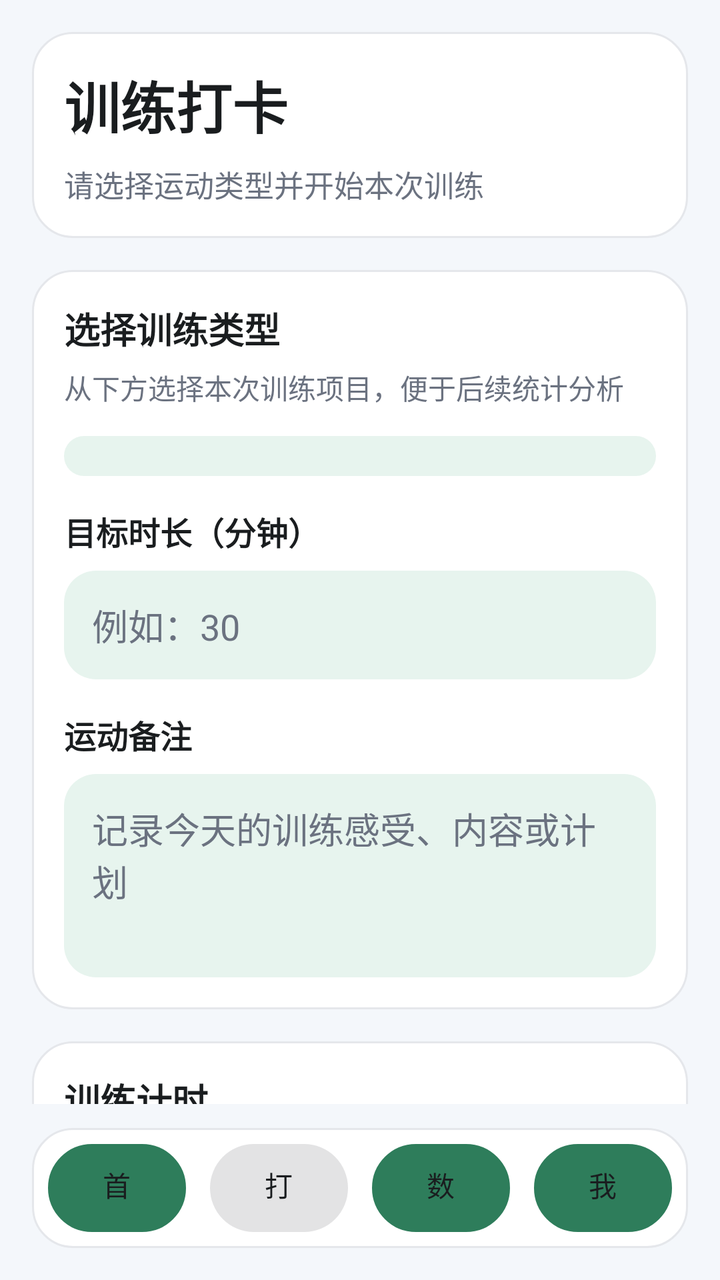
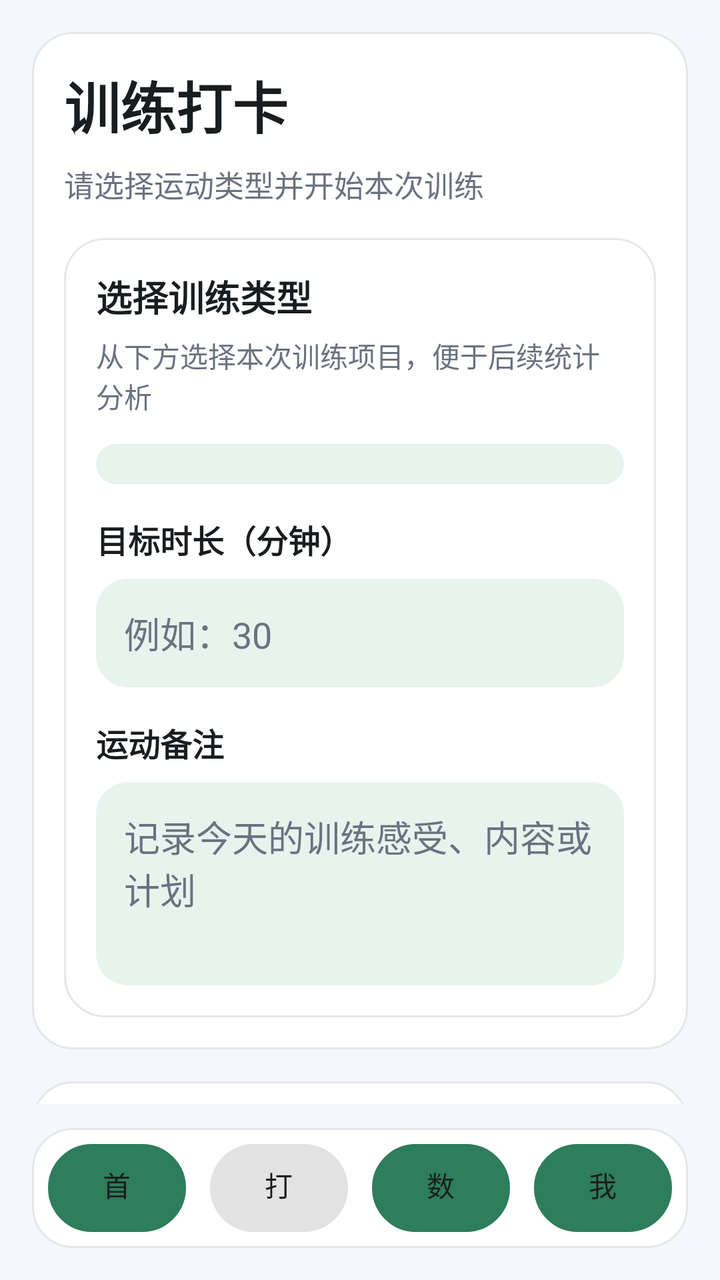

Screens rendered from an Android XML layout before and after an edit, with the pre-edit source and the edit as a unified diff.
<!-- AndroidManifest.xml: application theme Theme.FitnessCheckInApp -->
<!-- res/layout/activity_check_in.xml -->
<?xml version="1.0" encoding="utf-8"?>
<LinearLayout xmlns:android="http://schemas.android.com/apk/res/android"
    android:layout_width="match_parent"
    android:layout_height="match_parent"
    android:background="@color/app_background"
    android:orientation="vertical"
    android:padding="16dp">

    <ScrollView
        android:layout_width="match_parent"
        android:layout_height="0dp"
        android:layout_weight="1"
        android:fillViewport="true"
        android:scrollbars="none">

        <LinearLayout
            android:layout_width="match_parent"
            android:layout_height="wrap_content"
            android:orientation="vertical">

            <LinearLayout
                android:layout_width="match_parent"
                android:layout_height="wrap_content"
                android:background="@drawable/bg_card"
                android:orientation="vertical">

                <TextView
                    android:layout_width="wrap_content"
                    android:layout_height="wrap_content"
                    android:text="@string/check_in_title"
                    android:textColor="@color/text_primary"
                    android:textSize="28sp"
                    android:textStyle="bold" />

                <TextView
                    android:layout_width="wrap_content"
                    android:layout_height="wrap_content"
                    android:layout_marginTop="8dp"
                    android:text="@string/check_in_desc"
                    android:textColor="@color/text_secondary"
                    android:textSize="15sp" />
            </LinearLayout>

            <LinearLayout
                android:layout_width="match_parent"
                android:layout_height="wrap_content"
                android:layout_marginTop="16dp"
                android:background="@drawable/bg_card"
                android:orientation="vertical">

                <TextView
                    android:layout_width="wrap_content"
                    android:layout_height="wrap_content"
                    android:text="@string/check_in_section_type_title"
                    android:textColor="@color/text_primary"
                    android:textSize="18sp"
                    android:textStyle="bold" />

                <TextView
                    android:layout_width="wrap_content"
                    android:layout_height="wrap_content"
                    android:layout_marginTop="6dp"
                    android:text="@string/check_in_section_type_hint"
                    android:textColor="@color/text_secondary"
                    android:textSize="14sp" />

                <Spinner
                    android:id="@+id/spinnerSportType"
                    android:layout_width="match_parent"
                    android:layout_height="wrap_content"
                    android:layout_marginTop="14dp"
                    android:background="@drawable/bg_highlight"
                    android:padding="10dp" />

                <TextView
                    android:layout_width="wrap_content"
                    android:layout_height="wrap_content"
                    android:layout_marginTop="16dp"
                    android:text="@string/check_in_target_title"
                    android:textColor="@color/text_primary"
                    android:textSize="16sp"
                    android:textStyle="bold" />

                <EditText
                    android:id="@+id/etTargetMinutes"
                    android:layout_width="match_parent"
                    android:layout_height="wrap_content"
                    android:layout_marginTop="8dp"
                    android:background="@drawable/bg_highlight"
                    android:hint="@string/check_in_target_hint"
                    android:inputType="number"
                    android:padding="14dp"
                    android:textColor="@color/text_primary"
                    android:textColorHint="@color/text_secondary" />

                <TextView
                    android:layout_width="wrap_content"
                    android:layout_height="wrap_content"
                    android:layout_marginTop="16dp"
                    android:text="@string/check_in_remark_title"
                    android:textColor="@color/text_primary"
                    android:textSize="16sp"
                    android:textStyle="bold" />

                <EditText
                    android:id="@+id/etRemark"
                    android:layout_width="match_parent"
                    android:layout_height="wrap_content"
                    android:layout_marginTop="8dp"
                    android:background="@drawable/bg_highlight"
                    android:gravity="top|start"
                    android:hint="@string/check_in_remark_hint"
                    android:inputType="textMultiLine"
                    android:minLines="3"
                    android:padding="14dp"
                    android:textColor="@color/text_primary"
                    android:textColorHint="@color/text_secondary" />
            </LinearLayout>

            <LinearLayout
                android:layout_width="match_parent"
                android:layout_height="wrap_content"
                android:layout_marginTop="16dp"
                android:background="@drawable/bg_card"
                android:orientation="vertical">

                <TextView
                    android:layout_width="wrap_content"
                    android:layout_height="wrap_content"
                    android:text="@string/check_in_section_timer_title"
                    android:textColor="@color/text_primary"
                    android:textSize="18sp"
                    android:textStyle="bold" />

                <TextView
                    android:layout_width="wrap_content"
                    android:layout_height="wrap_content"
                    android:layout_marginTop="6dp"
                    android:text="@string/check_in_section_timer_hint"
                    android:textColor="@color/text_secondary"
                    android:textSize="14sp" />

                <TextView
                    android:id="@+id/tvTimer"
                    android:layout_width="match_parent"
                    android:layout_height="wrap_content"
                    android:layout_marginTop="16dp"
                    android:background="@drawable/bg_highlight"
                    android:gravity="center"
                    android:padding="22dp"
                    android:text="00:00:00"
                    android:textColor="@color/primary_dark"
                    android:textSize="36sp"
                    android:textStyle="bold" />

                <LinearLayout
                    android:layout_width="match_parent"
                    android:layout_height="wrap_content"
                    android:layout_marginTop="16dp"
                    android:orientation="horizontal">

                    <Button
                        android:id="@+id/btnStartEnd"
                        android:layout_width="0dp"
                        android:layout_height="48dp"
                        android:layout_weight="1"
                        android:background="@drawable/bg_button_primary"
                        android:text="@string/action_start"
                        android:textColor="@color/white"
                        android:textSize="15sp" />

                    <Button
                        android:id="@+id/btnPause"
                        android:layout_width="0dp"
                        android:layout_height="48dp"
                        android:layout_marginStart="8dp"
                        android:layout_weight="1"
                        android:background="@drawable/bg_button_secondary"
                        android:text="@string/action_pause"
                        android:textColor="@color/text_primary"
                        android:textSize="15sp" />

                    <Button
                        android:id="@+id/btnReset"
                        android:layout_width="0dp"
                        android:layout_height="48dp"
                        android:layout_marginStart="8dp"
                        android:layout_weight="1"
                        android:background="@drawable/bg_button_secondary"
                        android:text="@string/action_reset"
                        android:textColor="@color/text_primary"
                        android:textSize="15sp" />
                </LinearLayout>
            </LinearLayout>
        </LinearLayout>
    </ScrollView>

    <LinearLayout
        android:layout_width="match_parent"
        android:layout_height="wrap_content"
        android:layout_marginTop="12dp"
        android:background="@drawable/bg_card"
        android:gravity="center"
        android:orientation="horizontal"
        android:padding="8dp">

        <Button
            android:id="@+id/btnHome"
            android:layout_width="0dp"
            android:layout_height="44dp"
            android:layout_marginEnd="6dp"
            android:layout_weight="1"
            android:background="@drawable/bg_nav_button"
            android:text="@string/nav_home"
            android:textColor="@color/text_primary"
            android:textSize="14sp" />

        <Button
            android:id="@+id/btnCheckIn"
            android:layout_width="0dp"
            android:layout_height="44dp"
            android:layout_marginHorizontal="6dp"
            android:layout_weight="1"
            android:background="@drawable/bg_nav_button"
            android:enabled="false"
            android:text="@string/nav_check_in"
            android:textColor="@color/text_primary"
            android:textSize="14sp" />

        <Button
            android:id="@+id/btnData"
            android:layout_width="0dp"
            android:layout_height="44dp"
            android:layout_marginHorizontal="6dp"
            android:layout_weight="1"
            android:background="@drawable/bg_nav_button"
            android:text="@string/nav_data"
            android:textColor="@color/text_primary"
            android:textSize="14sp" />

        <Button
            android:id="@+id/btnMine"
            android:layout_width="0dp"
            android:layout_height="44dp"
            android:layout_marginStart="6dp"
            android:layout_weight="1"
            android:background="@drawable/bg_nav_button"
            android:text="@string/nav_mine"
            android:textColor="@color/text_primary"
            android:textSize="14sp" />
    </LinearLayout>

</LinearLayout>
<!-- resources referenced by this layout -->
<resources>
  <color name="app_background">#FFF4F7FB</color>
  <color name="primary_dark">#FF1F5C42</color>
  <color name="text_primary">#FF1A1D1F</color>
  <color name="text_secondary">#FF6B7280</color>
  <color name="white">#FFFFFFFF</color>
  <!-- drawable bg_button_primary (drawable) -->
  <?xml version="1.0" encoding="utf-8"?>
  <selector xmlns:android="http://schemas.android.com/apk/res/android">
      <item android:state_enabled="false">
          <shape>
              <solid android:color="@color/secondary_dark" />
              <corners android:radius="18dp" />
          </shape>
      </item>
      <item>
          <shape>
              <solid android:color="@color/primary" />
              <corners android:radius="18dp" />
          </shape>
      </item>
  </selector>
  <!-- drawable bg_card (drawable) -->
  <?xml version="1.0" encoding="utf-8"?>
  <shape xmlns:android="http://schemas.android.com/apk/res/android">
      <solid android:color="@color/card_background" />
      <corners android:radius="20dp" />
      <stroke
          android:width="1dp"
          android:color="@color/divider" />
      <padding
          android:left="16dp"
          android:top="16dp"
          android:right="16dp"
          android:bottom="16dp" />
  </shape>
  <!-- drawable bg_highlight (drawable) -->
  <?xml version="1.0" encoding="utf-8"?>
  <shape xmlns:android="http://schemas.android.com/apk/res/android">
      <solid android:color="@color/secondary" />
      <corners android:radius="16dp" />
  </shape>
  <!-- drawable bg_nav_button (drawable) -->
  <?xml version="1.0" encoding="utf-8"?>
  <selector xmlns:android="http://schemas.android.com/apk/res/android">
      <item android:state_enabled="false">
          <shape>
              <solid android:color="@color/secondary_dark" />
              <corners android:radius="22dp" />
          </shape>
      </item>
      <item>
          <shape>
              <solid android:color="@color/white" />
              <corners android:radius="22dp" />
              <stroke
                  android:width="1dp"
                  android:color="@color/divider" />
          </shape>
      </item>
  </selector>
  <string name="action_pause">暂停</string>
  <string name="action_reset">重置</string>
  <string name="action_start">开始</string>
  <string name="check_in_desc">请选择运动类型并开始本次训练</string>
  <string name="check_in_remark_hint">记录今天的训练感受、内容或计划</string>
  <string name="check_in_remark_title">运动备注</string>
  <string name="check_in_section_timer_hint">开始后系统将自动计时，结束后可保存训练记录</string>
  <string name="check_in_section_timer_title">训练计时</string>
  <string name="check_in_section_type_hint">从下方选择本次训练项目，便于后续统计分析</string>
  <string name="check_in_section_type_title">选择训练类型</string>
  <string name="check_in_target_hint">例如：30</string>
  <string name="check_in_target_title">目标时长（分钟）</string>
  <string name="check_in_title">训练打卡</string>
  <string name="nav_check_in">打卡</string>
  <string name="nav_data">数据</string>
  <string name="nav_home">首页</string>
  <string name="nav_mine">我的</string>
  <style name="Theme.FitnessCheckInApp" parent="Base.Theme.FitnessCheckInApp" />
  <color name="secondary_dark">#FFCDE7D9</color>
  <color name="primary">#FF2E7D5B</color>
  <color name="divider">#FFE5E7EB</color>
  <color name="card_background">#FFFFFFFF</color>
  <color name="secondary">#FFE7F4EE</color>
  <style name="Base.Theme.FitnessCheckInApp" parent="Theme.Material3.DayNight.NoActionBar">
          <item name="android:windowBackground">@color/app_background</item>
          <item name="colorPrimary">@color/primary</item>
          <item name="colorPrimaryContainer">@color/secondary</item>
          <item name="android:statusBarColor">@color/primary_dark</item>
          <item name="android:navigationBarColor">@color/white</item>
          <item name="android:textColorPrimary">@color/text_primary</item>
          <item name="android:textColorSecondary">@color/text_secondary</item>
      </style>
  <!-- unchanged entries left out for length: 1 -->
</resources>

<!-- the commit's change to res/layout/activity_check_in.xml (unified diff, before → after) -->
@@ -39,82 +39,82 @@
                     android:text="@string/check_in_desc"
                     android:textColor="@color/text_secondary"
                     android:textSize="15sp" />
-            </LinearLayout>
-
-            <LinearLayout
-                android:layout_width="match_parent"
-                android:layout_height="wrap_content"
-                android:layout_marginTop="16dp"
-                android:background="@drawable/bg_card"
-                android:orientation="vertical">
-
-                <TextView
-                    android:layout_width="wrap_content"
-                    android:layout_height="wrap_content"
-                    android:text="@string/check_in_section_type_title"
-                    android:textColor="@color/text_primary"
-                    android:textSize="18sp"
-                    android:textStyle="bold" />
-
-                <TextView
-                    android:layout_width="wrap_content"
-                    android:layout_height="wrap_content"
-                    android:layout_marginTop="6dp"
-                    android:text="@string/check_in_section_type_hint"
-                    android:textColor="@color/text_secondary"
-                    android:textSize="14sp" />
-
-                <Spinner
-                    android:id="@+id/spinnerSportType"
+
+                <LinearLayout
                     android:layout_width="match_parent"
                     android:layout_height="wrap_content"
-                    android:layout_marginTop="14dp"
-                    android:background="@drawable/bg_highlight"
-                    android:padding="10dp" />
-
-                <TextView
-                    android:layout_width="wrap_content"
-                    android:layout_height="wrap_content"
                     android:layout_marginTop="16dp"
-                    android:text="@string/check_in_target_title"
-                    android:textColor="@color/text_primary"
-                    android:textSize="16sp"
-                    android:textStyle="bold" />
-
-                <EditText
-                    android:id="@+id/etTargetMinutes"
-                    android:layout_width="match_parent"
-                    android:layout_height="wrap_content"
-                    android:layout_marginTop="8dp"
-                    android:background="@drawable/bg_highlight"
-                    android:hint="@string/check_in_target_hint"
-                    android:inputType="number"
-                    android:padding="14dp"
-                    android:textColor="@color/text_primary"
-                    android:textColorHint="@color/text_secondary" />
-
-                <TextView
-                    android:layout_width="wrap_content"
-                    android:layout_height="wrap_content"
-                    android:layout_marginTop="16dp"
-                    android:text="@string/check_in_remark_title"
-                    android:textColor="@color/text_primary"
-                    android:textSize="16sp"
-                    android:textStyle="bold" />
-
-                <EditText
-                    android:id="@+id/etRemark"
-                    android:layout_width="match_parent"
-                    android:layout_height="wrap_content"
-                    android:layout_marginTop="8dp"
-                    android:background="@drawable/bg_highlight"
-                    android:gravity="top|start"
-                    android:hint="@string/check_in_remark_hint"
-                    android:inputType="textMultiLine"
-                    android:minLines="3"
-                    android:padding="14dp"
-                    android:textColor="@color/text_primary"
-                    android:textColorHint="@color/text_secondary" />
+                    android:background="@drawable/bg_card"
+                    android:orientation="vertical">
+
+                    <TextView
+                        android:layout_width="wrap_content"
+                        android:layout_height="wrap_content"
+                        android:text="@string/check_in_section_type_title"
+                        android:textColor="@color/text_primary"
+                        android:textSize="18sp"
+                        android:textStyle="bold" />
+
+                    <TextView
+                        android:layout_width="wrap_content"
+                        android:layout_height="wrap_content"
+                        android:layout_marginTop="6dp"
+                        android:text="@string/check_in_section_type_hint"
+                        android:textColor="@color/text_secondary"
+                        android:textSize="14sp" />
+
+                    <Spinner
+                        android:id="@+id/spinnerSportType"
+                        android:layout_width="match_parent"
+                        android:layout_height="wrap_content"
+                        android:layout_marginTop="14dp"
+                        android:background="@drawable/bg_highlight"
+                        android:padding="10dp" />
+
+                    <TextView
+                        android:layout_width="wrap_content"
+                        android:layout_height="wrap_content"
+                        android:layout_marginTop="16dp"
+                        android:text="@string/check_in_target_title"
+                        android:textColor="@color/text_primary"
+                        android:textSize="16sp"
+                        android:textStyle="bold" />
+
+                    <EditText
+                        android:id="@+id/etTargetMinutes"
+                        android:layout_width="match_parent"
+                        android:layout_height="wrap_content"
+                        android:layout_marginTop="8dp"
+                        android:background="@drawable/bg_highlight"
+                        android:hint="@string/check_in_target_hint"
+                        android:inputType="number"
+                        android:padding="14dp"
+                        android:textColor="@color/text_primary"
+                        android:textColorHint="@color/text_secondary" />
+
+                    <TextView
+                        android:layout_width="wrap_content"
+                        android:layout_height="wrap_content"
+                        android:layout_marginTop="16dp"
+                        android:text="@string/check_in_remark_title"
+                        android:textColor="@color/text_primary"
+                        android:textSize="16sp"
+                        android:textStyle="bold" />
+
+                    <EditText
+                        android:id="@+id/etRemark"
+                        android:layout_width="match_parent"
+                        android:layout_height="wrap_content"
+                        android:layout_marginTop="8dp"
+                        android:background="@drawable/bg_highlight"
+                        android:gravity="top|start"
+                        android:hint="@string/check_in_remark_hint"
+                        android:inputType="textMultiLine"
+                        android:minLines="3"
+                        android:padding="14dp"
+                        android:textColor="@color/text_primary"
+                        android:textColorHint="@color/text_secondary" />
+                </LinearLayout>
             </LinearLayout>
 
             <LinearLayout
